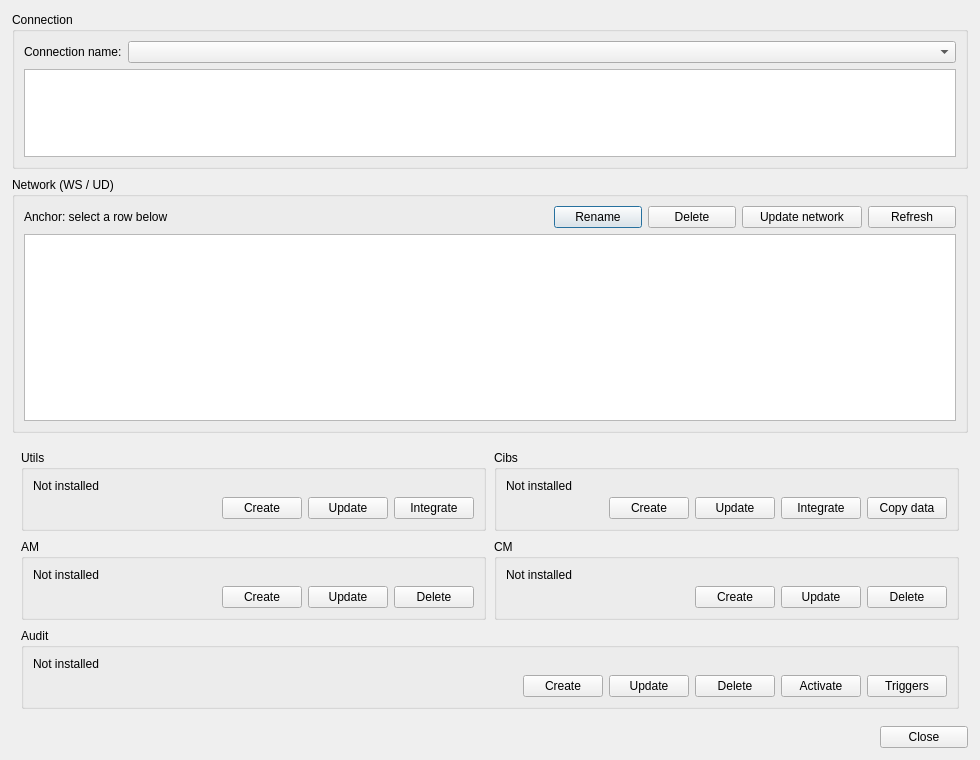
Old version of the form core/ui/admin/admin_manage_schemas.ui in the repository Giswater/giswater_qgis_plugin.
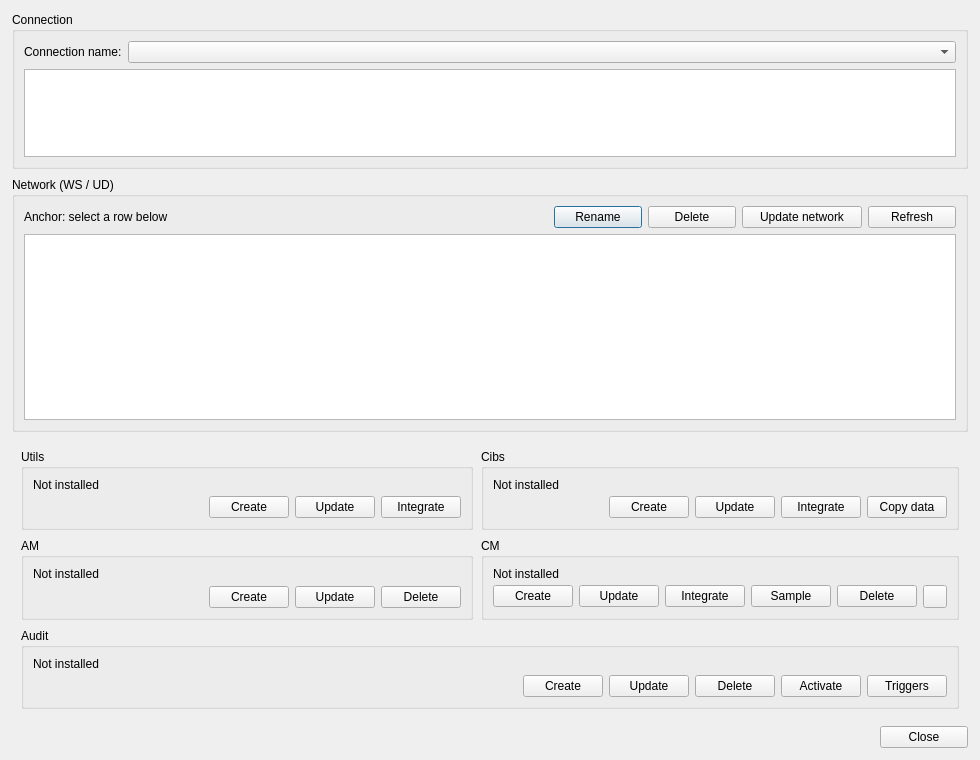
New version of the form.

Commit message: feat(admin): enhance Manage Schemas dialog with new CM actions, schema integration, and sample data loading functionality

What changed in the file:
```diff
--- a/core/ui/admin/admin_manage_schemas.ui
+++ b/core/ui/admin/admin_manage_schemas.ui
@@ -628,6 +628,38 @@
               </property>
              </widget>
             </item>
+            <item>
+             <widget class="QPushButton" name="btn_cm_integrate">
+              <property name="minimumSize">
+               <size>
+                <width>80</width>
+                <height>0</height>
+               </size>
+              </property>
+              <property name="toolTip">
+               <string>Link CM to the selected network schema</string>
+              </property>
+              <property name="text">
+               <string>Integrate</string>
+              </property>
+             </widget>
+            </item>
+            <item>
+             <widget class="QPushButton" name="btn_cm_sample">
+              <property name="minimumSize">
+               <size>
+                <width>80</width>
+                <height>0</height>
+               </size>
+              </property>
+              <property name="toolTip">
+               <string>Load CM example data for the selected network schema</string>
+              </property>
+              <property name="text">
+               <string>Sample</string>
+              </property>
+             </widget>
+            </item>
             <item>
              <widget class="QPushButton" name="btn_delete_cm">
               <property name="minimumSize">
@@ -641,6 +673,22 @@
               </property>
              </widget>
             </item>
+            <item>
+             <widget class="QToolButton" name="btn_cm_qgis">
+              <property name="maximumSize">
+               <size>
+                <width>28</width>
+                <height>28</height>
+               </size>
+              </property>
+              <property name="toolTip">
+               <string>Create pschema qgis file</string>
+              </property>
+              <property name="text">
+               <string/>
+              </property>
+             </widget>
+            </item>
            </layout>
           </item>
          </layout>
```
Left out of the diff: 7 changed lines with no effect on the pictures. The commit also changes 11 other files.
